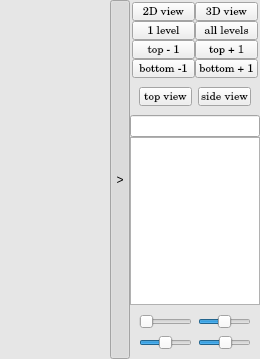
This is src/ui/mapper.ui in Mudlet/Mudlet as Qt 5 draws it before an edit. The edited form follows.
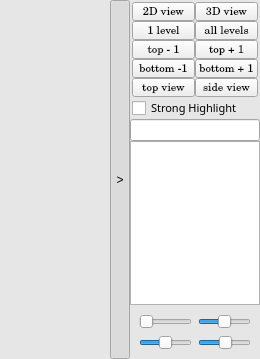
This is the edited form. Custom widgets are drawn as their Qt base class.

```diff
--- a/src/ui/mapper.ui
+++ b/src/ui/mapper.ui
@@ -344,6 +344,57 @@
               </property>
              </widget>
             </item>
+            <item row="4" column="1">
+             <widget class="QToolButton" name="sideView">
+              <property name="sizePolicy">
+               <sizepolicy hsizetype="Expanding" vsizetype="Fixed">
+                <horstretch>0</horstretch>
+                <verstretch>0</verstretch>
+               </sizepolicy>
+              </property>
+              <property name="font">
+               <font>
+                <family>Century Schoolbook L</family>
+                <pointsize>8</pointsize>
+               </font>
+              </property>
+              <property name="text">
+               <string>side view</string>
+              </property>
+             </widget>
+            </item>
+            <item row="4" column="0">
+             <widget class="QToolButton" name="topView">
+              <property name="sizePolicy">
+               <sizepolicy hsizetype="Expanding" vsizetype="Fixed">
+                <horstretch>0</horstretch>
+                <verstretch>0</verstretch>
+               </sizepolicy>
+              </property>
+              <property name="font">
+               <font>
+                <family>Century Schoolbook L</family>
+                <pointsize>8</pointsize>
+               </font>
+              </property>
+              <property name="text">
+               <string>top view</string>
+              </property>
+             </widget>
+            </item>
+            <item row="5" column="0" colspan="2">
+             <widget class="QCheckBox" name="strongHighlight">
+              <property name="font">
+               <font>
+                <family>Bookman Uralic</family>
+                <pointsize>8</pointsize>
+               </font>
+              </property>
+              <property name="text">
+               <string>Strong Highlight</string>
+              </property>
+             </widget>
+            </item>
            </layout>
           </widget>
          </item>
@@ -377,50 +428,6 @@
                <property name="margin">
                 <number>0</number>
                </property>
-               <item>
-                <widget class="QWidget" name="widget_5" native="true">
-                 <layout class="QGridLayout" name="gridLayout_2">
-                  <item row="2" column="0">
-                   <widget class="QToolButton" name="topView">
-                    <property name="sizePolicy">
-                     <sizepolicy hsizetype="Expanding" vsizetype="Fixed">
-                      <horstretch>0</horstretch>
-                      <verstretch>0</verstretch>
-                     </sizepolicy>
-                    </property>
-                    <property name="font">
-                     <font>
-                      <family>Century Schoolbook L</family>
-                      <pointsize>8</pointsize>
-                     </font>
-                    </property>
-                    <property name="text">
-                     <string>top view</string>
-                    </property>
-                   </widget>
-                  </item>
-                  <item row="2" column="1">
-                   <widget class="QToolButton" name="sideView">
-                    <property name="sizePolicy">
-                     <sizepolicy hsizetype="Expanding" vsizetype="Fixed">
-                      <horstretch>0</horstretch>
-                      <verstretch>0</verstretch>
-                     </sizepolicy>
-                    </property>
-                    <property name="font">
-                     <font>
-                      <family>Century Schoolbook L</family>
-                      <pointsize>8</pointsize>
-                     </font>
-                    </property>
-                    <property name="text">
-                     <string>side view</string>
-                    </property>
-                   </widget>
-                  </item>
-                 </layout>
-                </widget>
-               </item>
                <item>
                 <widget class="QLineEdit" name="roomID"/>
                </item>
```
Left out of the diff: 54 changed lines with no effect on the pictures.
